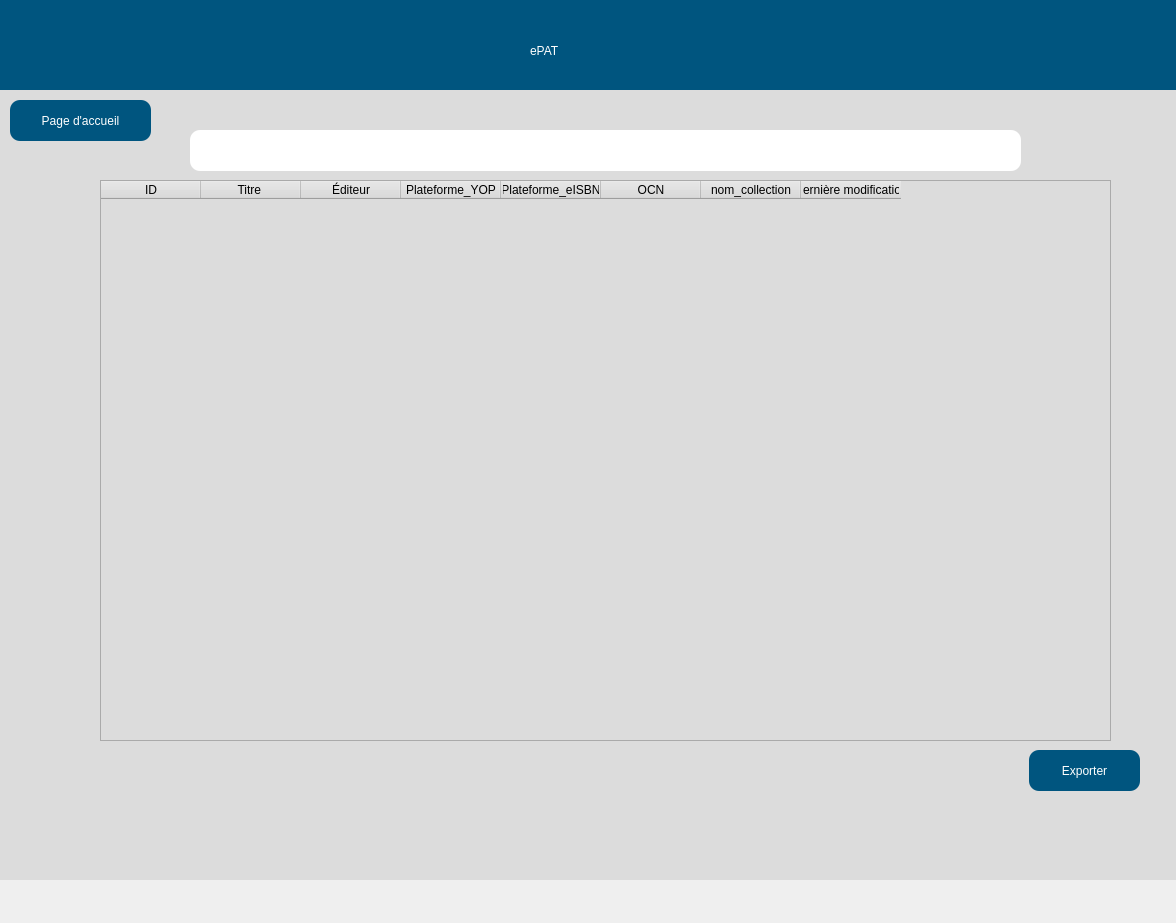
This is src/user_interface/French_searchDisplay.ui in eppenney/eBook-Perpetual-Access-Rights-Tracker as Qt 5 draws it before an edit. The edited form follows.
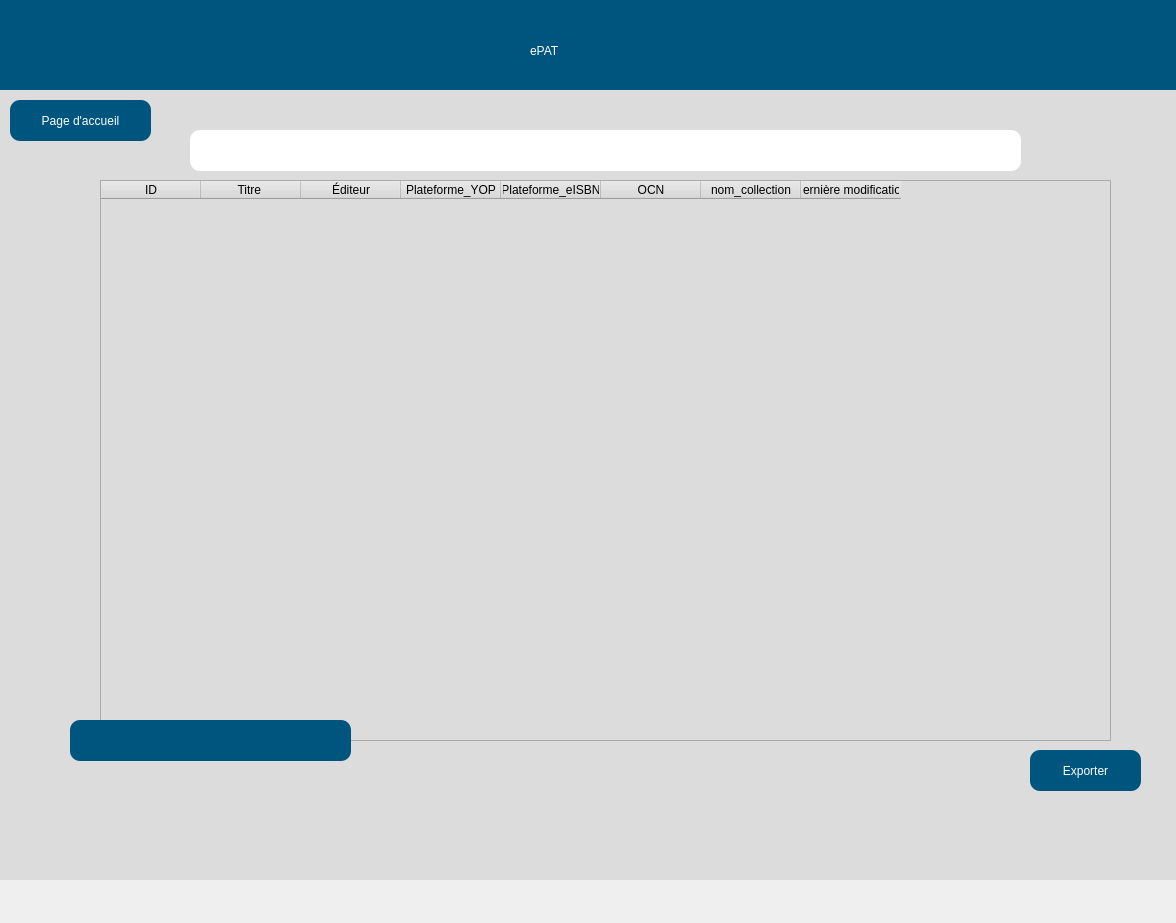
This is the edited form.

Commit message: - Added institution box to search display screen as well - though it made sense

Diff of the .ui file:
```diff
--- a/src/user_interface/French_searchDisplay.ui
+++ b/src/user_interface/French_searchDisplay.ui
@@ -138,10 +138,34 @@
      </property>
     </column>
    </widget>
+   <widget class="QLabel" name="institutionName">
+    <property name="geometry">
+     <rect>
+      <x>90</x>
+      <y>740</y>
+      <width>281</width>
+      <height>41</height>
+     </rect>
+    </property>
+    <property name="styleSheet">
+     <string>QLabel {
+        font: 75 11pt &quot;Arial&quot;;
+        background-color: rgb(0, 85, 127);
+        border-radius: 10px;
+        color: white;
+        padding: 10px; /* Add padding to center the text */
+        qproperty-alignment: AlignCenter; /* Align text to the center */
+     }
+     </string>
+    </property>
+    <property name="text">
+     <string/>
+    </property>
+   </widget>
    <widget class="QPushButton" name="exportButton">
     <property name="geometry">
      <rect>
-      <x>1049</x>
+      <x>1050</x>
       <y>770</y>
       <width>111</width>
       <height>41</height>
```
The commit also changes 4 other files.
